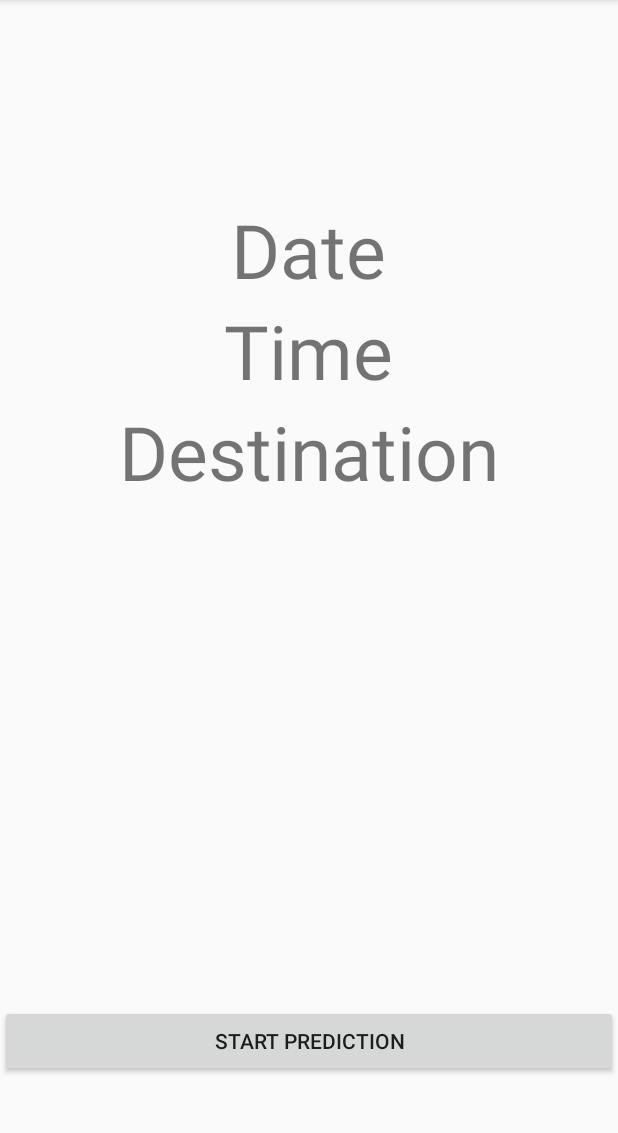
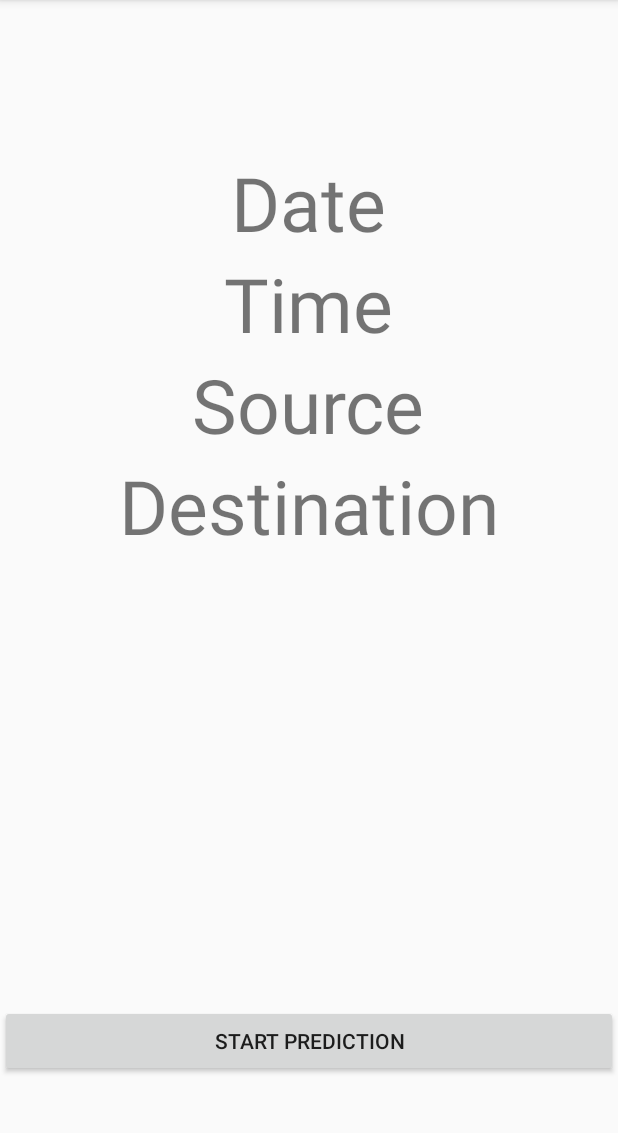
Before and after one commit to micMalloc/Mapbox-Navigation, an Android app: the PredictionActivity screen opened directly, with no data from a screen before it, on a phone screen of 412 x 824 dp, the part 84-1217 px from its top. Run offline under Robolectric (Android 15) with nearby library versions, the phone set to English and light mode, and no system bars; libraries missing offline, so code that uses them is left out: com.mapbox.api, com.mapbox.geojson, com.mapbox.mapboxsdk, com.mapbox.services.

Commit message:
Prediction Service Demo Ver

```diff
--- a/app/src/main/res/layout/activity_prediction.xml
+++ b/app/src/main/res/layout/activity_prediction.xml
@@ -11,9 +11,9 @@
         android:id="@+id/datePicker"
         android:layout_width="wrap_content"
         android:layout_height="wrap_content"
-        android:layout_above="@+id/timePicker"
+        android:layout_alignParentTop="true"
         android:layout_centerHorizontal="true"
-        android:layout_marginBottom="-200dp"
+        android:layout_marginTop="101dp"
         android:text="Date"
         android:textSize="50dp" />
 
@@ -21,9 +21,8 @@
         android:id="@+id/timePicker"
         android:layout_width="wrap_content"
         android:layout_height="wrap_content"
-        android:layout_alignParentTop="true"
+        android:layout_below="@+id/datePicker"
         android:layout_centerHorizontal="true"
-        android:layout_marginTop="200dp"
         android:text="Time"
         android:textSize="50dp" />
 
@@ -31,9 +30,18 @@
         android:id="@+id/destPicker"
         android:layout_width="wrap_content"
         android:layout_height="wrap_content"
+        android:layout_below="@+id/sourcePicker"
+        android:layout_centerHorizontal="true"
+        android:text="Destination"
+        android:textSize="50dp" />
+
+    <TextView
+        android:id="@+id/sourcePicker"
+        android:layout_width="wrap_content"
+        android:layout_height="wrap_content"
         android:layout_below="@+id/timePicker"
         android:layout_centerHorizontal="true"
-        android:text="Destination"
+        android:text="Source"
         android:textSize="50dp" />
 
     <Button
```
Also changed, not shown: app/src/main/java/com/examlple/android/idontknowthename/ContextManager.java (+34 -0 lines), app/src/main/java/com/examlple/android/idontknowthename/MainActivity.java (+1 -16 lines), app/src/main/java/com/examlple/android/idontknowthename/PredictionActivity.java (+110 -9 lines).
